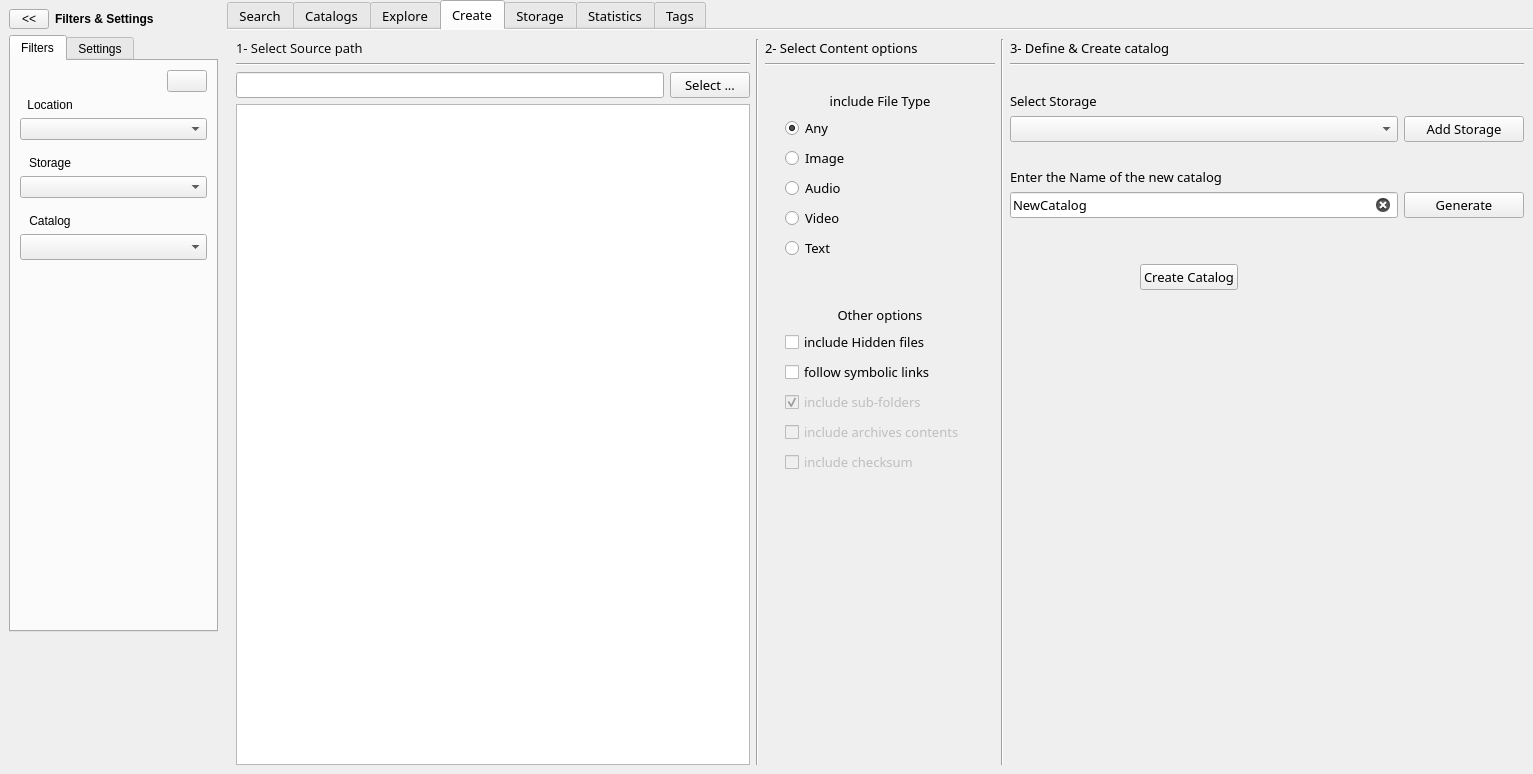
Above: mainwindow.ui from StephaneCouturier/Katalog before the change. Below: the same form after it.
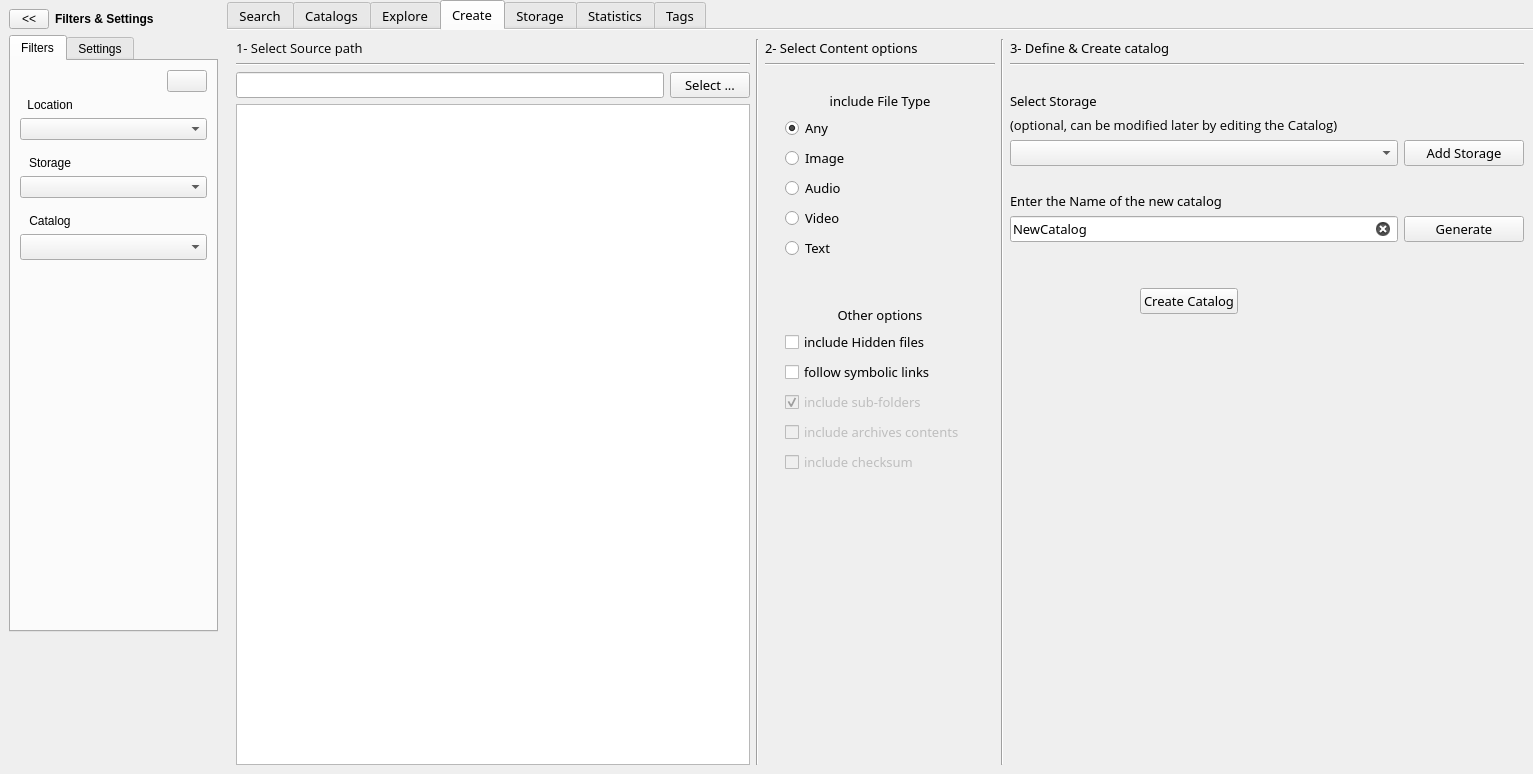
That is the form after the change. The open tabs and pages were chosen to show the change. Icons and pictures are not drawn. Custom widgets are drawn as their Qt base class.

Commit message: https://github.com/StephaneCouturier/Katalog/issues/136

What changed in the file:
```diff
--- a/mainwindow.ui
+++ b/mainwindow.ui
@@ -2261,6 +2261,28 @@
             </property>
            </widget>
           </item>
+          <item>
+           <widget class="QLabel" name="Create_label_SelectThePath_2">
+            <property name="maximumSize">
+             <size>
+              <width>350</width>
+              <height>30</height>
+             </size>
+            </property>
+            <property name="font">
+             <font>
+              <family>Open Sans</family>
+              <pointsize>10</pointsize>
+             </font>
+            </property>
+            <property name="text">
+             <string>(optional, can be modified later by editing the Catalog)</string>
+            </property>
+            <property name="margin">
+             <number>6</number>
+            </property>
+           </widget>
+          </item>
           <item>
            <layout class="QHBoxLayout" name="Create_horizontalLayout_AddStorage">
             <item>
```
Left out of the diff: 23 changed lines with no effect on the pictures. The commit also changes 1 other file.
